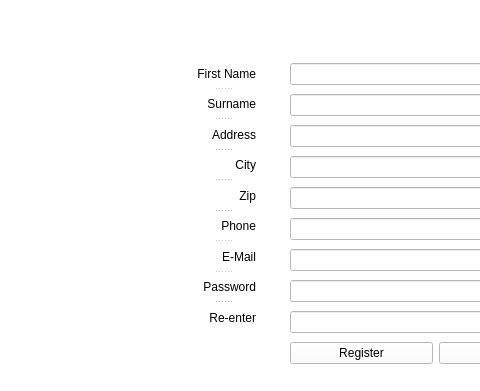
Qt form ProjectSAS/application.ui (SimenSch/ProjectSAS) before a commit; both pictures show x 0 to 480 and y 90 to 481 of the 777 by 589 pixel window.
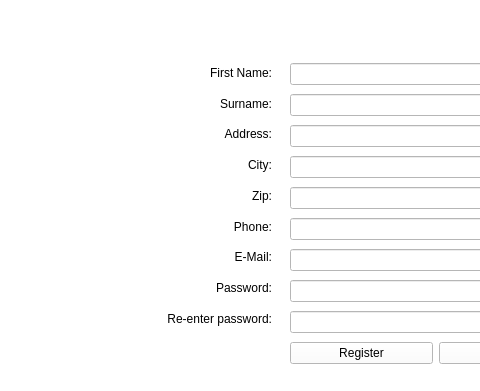
The same form after that commit. The open tabs and pages were chosen to show the change. Icons and pictures are not drawn.

The edit to the form file:
```diff
--- a/ProjectSAS/application.ui
+++ b/ProjectSAS/application.ui
@@ -473,90 +473,107 @@
       </item>
      </layout>
     </widget>
-    <widget class="QSplitter" name="splitter_2">
+    <widget class="QWidget" name="">
      <property name="geometry">
       <rect>
-       <x>190</x>
+       <x>150</x>
        <y>150</y>
-       <width>66</width>
+       <width>122</width>
        <height>271</height>
       </rect>
      </property>
-     <property name="orientation">
-      <enum>Qt::Vertical</enum>
-     </property>
+     <layout class="QVBoxLayout" name="verticalLayout_2">
+      <item>
      <widget class="QLabel" name="label_2">
       <property name="text">
-       <string>First Name</string>
+         <string>First Name:</string>
       </property>
       <property name="alignment">
        <set>Qt::AlignRight|Qt::AlignTrailing|Qt::AlignVCenter</set>
       </property>
      </widget>
+      </item>
+      <item>
      <widget class="QLabel" name="label_5">
       <property name="text">
-       <string>Surname</string>
+         <string>Surname:</string>
       </property>
       <property name="alignment">
        <set>Qt::AlignRight|Qt::AlignTrailing|Qt::AlignVCenter</set>
       </property>
      </widget>
+      </item>
+      <item>
      <widget class="QLabel" name="label_6">
       <property name="text">
-       <string>Address</string>
+         <string>Address:</string>
       </property>
       <property name="alignment">
        <set>Qt::AlignRight|Qt::AlignTrailing|Qt::AlignVCenter</set>
       </property>
      </widget>
+      </item>
+      <item>
      <widget class="QLabel" name="label_7">
       <property name="text">
-       <string>City</string>
+         <string>City:</string>
       </property>
       <property name="alignment">
        <set>Qt::AlignRight|Qt::AlignTrailing|Qt::AlignVCenter</set>
       </property>
      </widget>
+      </item>
+      <item>
      <widget class="QLabel" name="label_8">
       <property name="text">
-       <string>Zip</string>
+         <string>Zip:</string>
       </property>
       <property name="alignment">
        <set>Qt::AlignRight|Qt::AlignTrailing|Qt::AlignVCenter</set>
       </property>
      </widget>
+      </item>
+      <item>
      <widget class="QLabel" name="label_19">
       <property name="text">
-       <string>Phone</string>
+         <string>Phone:</string>
       </property>
       <property name="alignment">
        <set>Qt::AlignRight|Qt::AlignTrailing|Qt::AlignVCenter</set>
       </property>
      </widget>
+      </item>
+      <item>
      <widget class="QLabel" name="label_20">
       <property name="text">
-       <string>E-Mail</string>
+         <string>E-Mail:</string>
       </property>
       <property name="alignment">
        <set>Qt::AlignRight|Qt::AlignTrailing|Qt::AlignVCenter</set>
       </property>
      </widget>
+      </item>
+      <item>
      <widget class="QLabel" name="label_21">
       <property name="text">
-       <string>Password</string>
+         <string>Password:</string>
       </property>
       <property name="alignment">
        <set>Qt::AlignRight|Qt::AlignTrailing|Qt::AlignVCenter</set>
       </property>
      </widget>
+      </item>
+      <item>
      <widget class="QLabel" name="label_22">
       <property name="text">
-       <string>Re-enter</string>
+         <string>Re-enter password:</string>
       </property>
       <property name="alignment">
        <set>Qt::AlignRight|Qt::AlignTrailing|Qt::AlignVCenter</set>
       </property>
      </widget>
+      </item>
+     </layout>
     </widget>
    </widget>
   </widget>
```
Left out of the diff: 8 changed lines with no effect on the pictures. Lines whose indentation alone changed are shown as unchanged.
